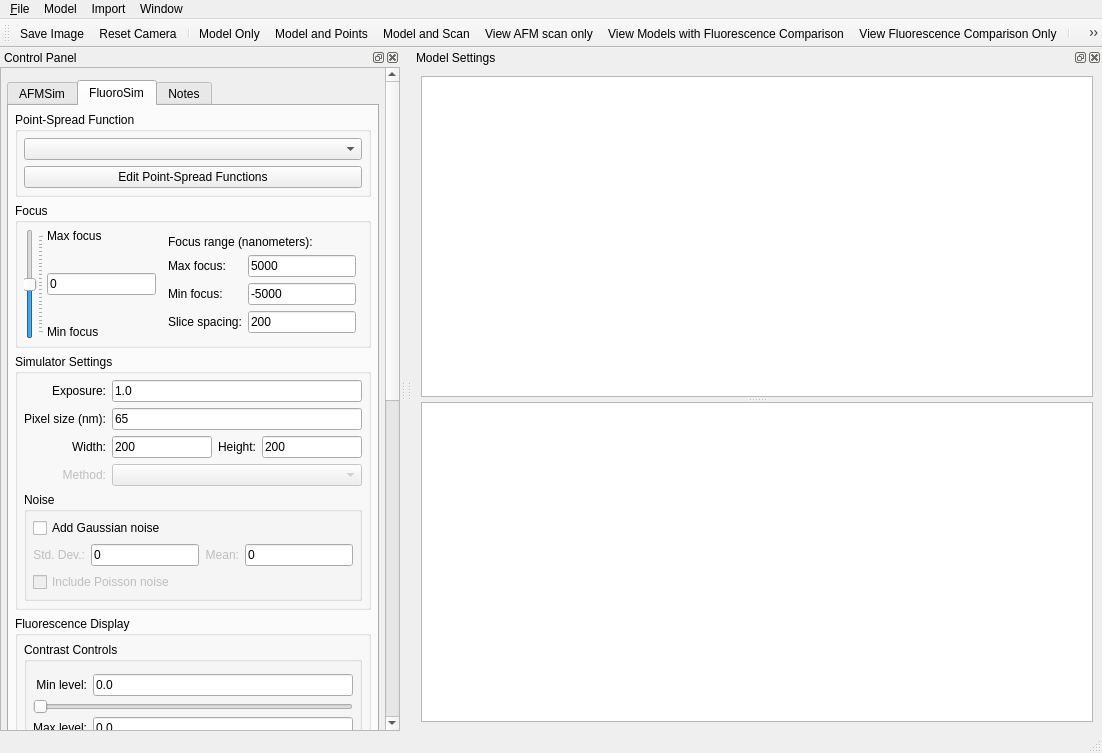
Before: the Qt Designer form apps/MicroscopeSimulator/MicroscopeSimulator.ui in CISMM/MicroscopeSimulator2, drawn with Qt 5.
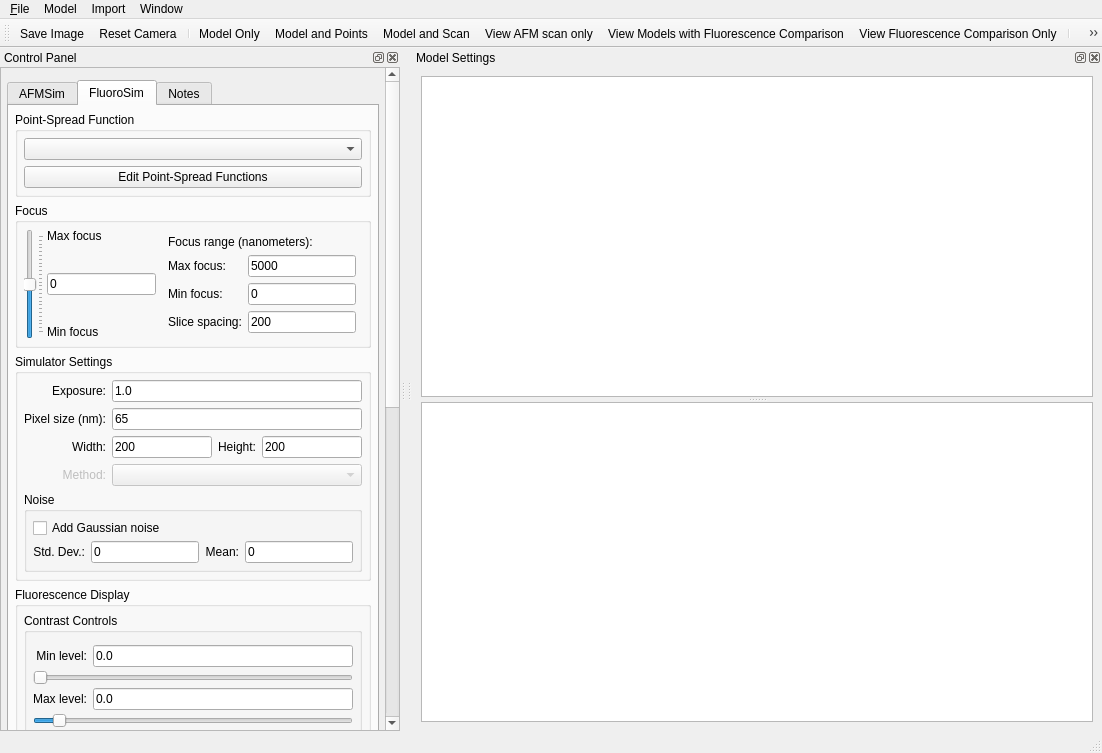
After: the same form once the commit is applied. Icons and pictures are not drawn. Custom widgets are drawn as their Qt base class.

Commit message: Cut Poisson noise generation option, fixed spacing in the noise settings widget.

```diff
--- a/apps/MicroscopeSimulator/MicroscopeSimulator.ui
+++ b/apps/MicroscopeSimulator/MicroscopeSimulator.ui
@@ -187,9 +187,9 @@
         <property name="geometry">
          <rect>
           <x>0</x>
-          <y>-160</y>
+          <y>0</y>
           <width>381</width>
-          <height>1350</height>
+          <height>1319</height>
          </rect>
         </property>
         <layout class="QVBoxLayout" name="verticalLayout_5">
@@ -567,7 +567,7 @@
                    <item row="2" column="1">
                     <widget class="QLineEdit" name="fluoroSimFocusMinEdit">
                      <property name="text">
-                      <string>-5000</string>
+                      <string>0</string>
                      </property>
                     </widget>
                    </item>
@@ -733,6 +733,9 @@
                    <string>Noise</string>
                   </property>
                   <layout class="QGridLayout" name="gridLayout_5">
+                   <property name="verticalSpacing">
+                    <number>3</number>
+                   </property>
                    <property name="margin">
                     <number>6</number>
                    </property>
@@ -749,7 +752,7 @@
                    <item row="1" column="0">
                     <widget class="QLabel" name="fluoroSimStdDevLabel">
                      <property name="enabled">
-                      <bool>false</bool>
+                      <bool>true</bool>
                      </property>
                      <property name="text">
                       <string>Std. Dev.:</string>
@@ -772,7 +775,7 @@
                    <item row="1" column="2">
                     <widget class="QLabel" name="fluoroSimMeanLabel">
                      <property name="enabled">
-                      <bool>false</bool>
+                      <bool>true</bool>
                      </property>
                      <property name="text">
                       <string>Mean:</string>
@@ -792,16 +795,6 @@
                      </property>
                     </widget>
                    </item>
-                   <item row="2" column="0" colspan="4">
-                    <widget class="QCheckBox" name="fluoroSimIncludePoissonNoise">
-                     <property name="enabled">
-                      <bool>false</bool>
-                     </property>
-                     <property name="text">
-                      <string>Include Poisson noise</string>
-                     </property>
-                    </widget>
-                   </item>
                   </layout>
                  </widget>
                 </item>
```
